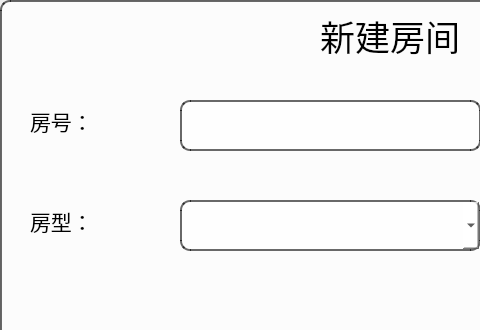
Qt form newroom.ui (PengXinYu200133/QT-) before a commit; both pictures show x 0 to 480 and y 0 to 330 of the 816 by 491 pixel window.
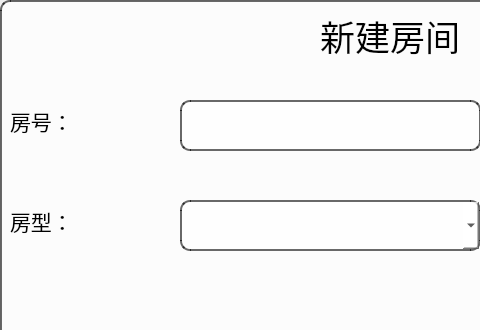
The same form after that commit.

What changed in the file:
```diff
--- a/newroom.ui
+++ b/newroom.ui
@@ -451,9 +451,9 @@
    <widget class="QLabel" name="label_4">
     <property name="geometry">
      <rect>
-      <x>30</x>
+      <x>10</x>
       <y>90</y>
-      <width>101</width>
+      <width>181</width>
       <height>61</height>
      </rect>
     </property>
@@ -469,9 +469,9 @@
    <widget class="QLabel" name="label_5">
     <property name="geometry">
      <rect>
-      <x>30</x>
+      <x>10</x>
       <y>190</y>
-      <width>101</width>
+      <width>151</width>
       <height>61</height>
      </rect>
     </property>
```
